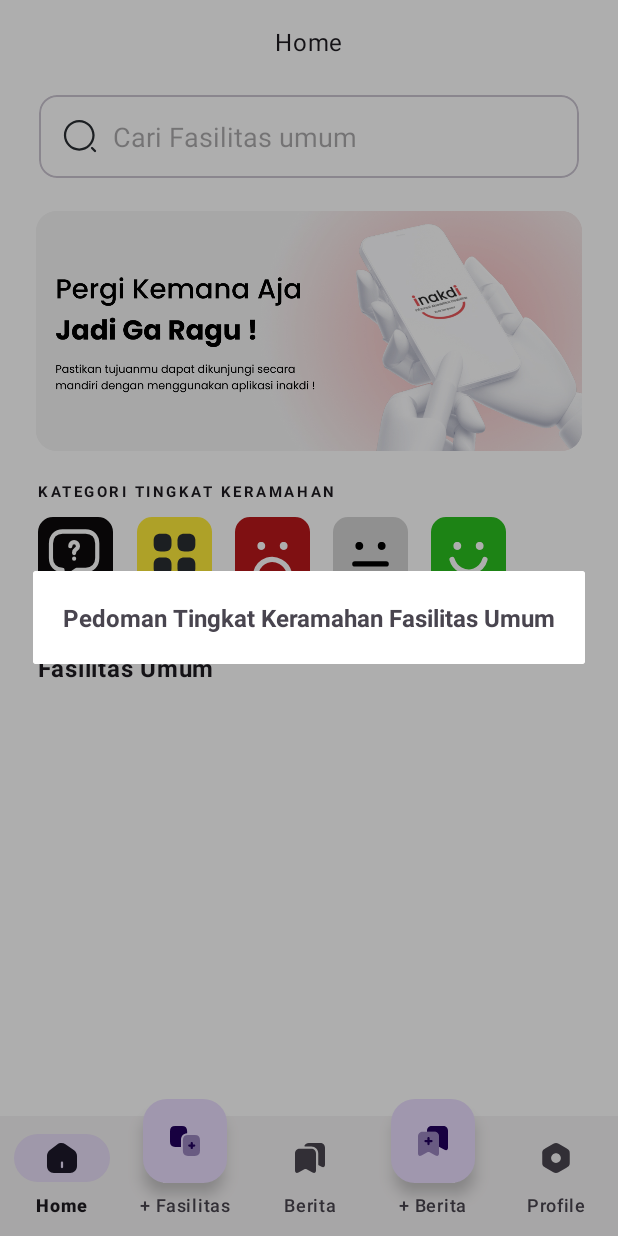
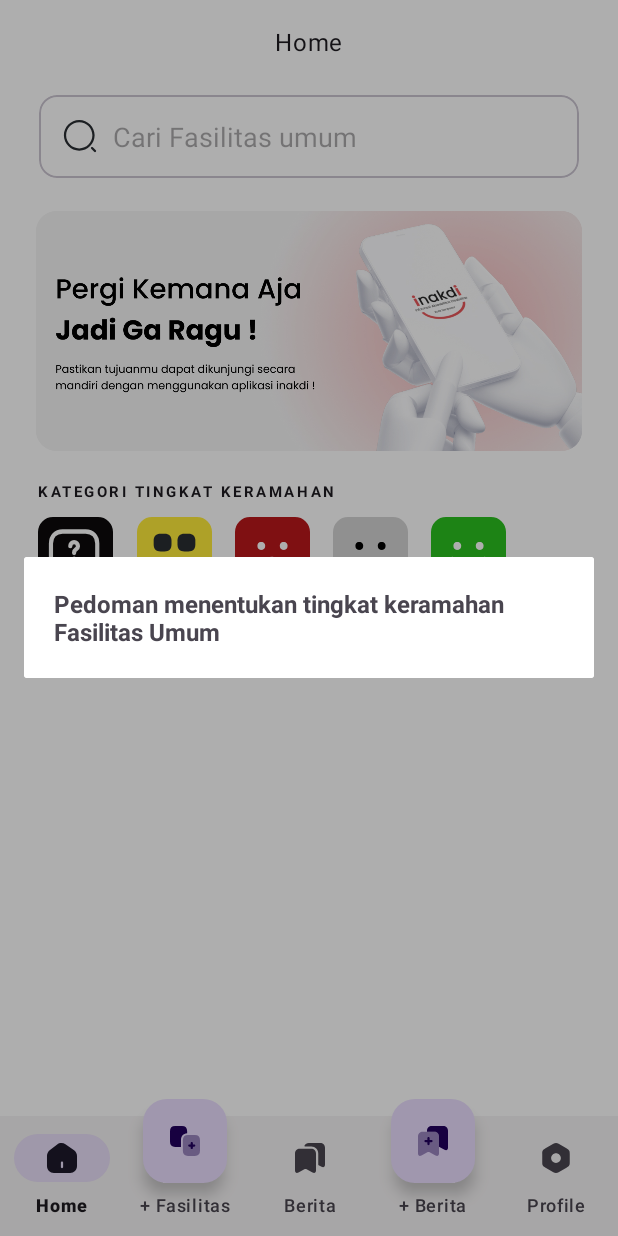
Before and after one commit to CallB007/Inakdi, an Android app: the screen it shows after launch once a user with an empty profile is signed in (MainActivity), after a tap on "FAQ ?", on a phone screen of 412 x 824 dp. Run offline under Robolectric (Android 15) with nearby library versions, the phone set to English and light mode, and no system bars; our stand-ins replace Firebase (no records; nobody signed in at launch, a user with empty details on screens opened directly); pictures from the network do not load.

Commit message:
2.1 FAQ AlertDialog (Details Berita Fixed)

```diff
--- a/app/src/main/res/layout/faq_message.xml
+++ b/app/src/main/res/layout/faq_message.xml
@@ -11,6 +11,6 @@
         android:layout_width="wrap_content"
         android:layout_height="wrap_content"
         android:textSize="16sp"
-        android:text="Pedoman Tingkat Keramahan Fasilitas Umum"
+        android:text="Pedoman menentukan tingkat keramahan Fasilitas Umum"
         android:textStyle="bold"/>
 </LinearLayout>
```
